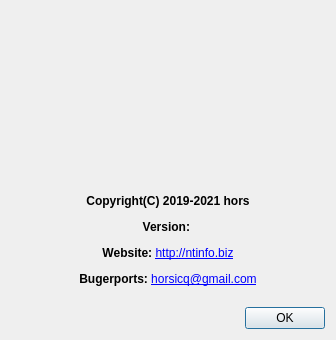
This is gui_source/dialogabout.ui in horsicq/x64dbg-Plugin-Manager as Qt 5 draws it before an edit. The edited form follows.
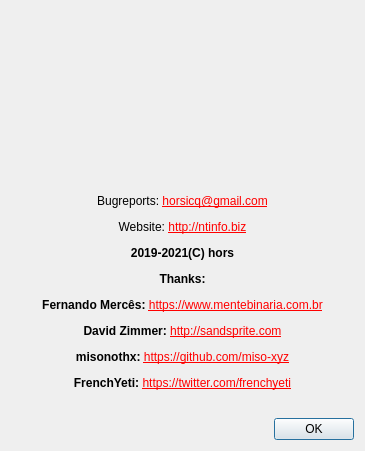
This is the edited form. Icons and pictures are not drawn.

The edit to the form file:
```diff
--- a/gui_source/dialogabout.ui
+++ b/gui_source/dialogabout.ui
@@ -9,8 +9,8 @@
    <rect>
     <x>0</x>
     <y>0</y>
-    <width>332</width>
-    <height>340</height>
+    <width>365</width>
+    <height>451</height>
    </rect>
   </property>
   <property name="windowTitle">
@@ -21,6 +21,21 @@
   </property>
   <layout class="QVBoxLayout" name="verticalLayout">
    <item>
+    <layout class="QHBoxLayout" name="horizontalLayout_2">
+     <item>
+      <spacer name="horizontalSpacer_2">
+       <property name="orientation">
+        <enum>Qt::Horizontal</enum>
+       </property>
+       <property name="sizeHint" stdset="0">
+        <size>
+         <width>40</width>
+         <height>20</height>
+        </size>
+       </property>
+      </spacer>
+     </item>
+     <item>
     <widget class="QLabel" name="labelLogo">
      <property name="minimumSize">
       <size>
@@ -52,9 +67,24 @@
     </widget>
    </item>
    <item>
+      <spacer name="horizontalSpacer_3">
+       <property name="orientation">
+        <enum>Qt::Horizontal</enum>
+       </property>
+       <property name="sizeHint" stdset="0">
+        <size>
+         <width>40</width>
+         <height>20</height>
+        </size>
+       </property>
+      </spacer>
+     </item>
+    </layout>
+   </item>
+   <item>
     <widget class="QLabel" name="labelInfo">
      <property name="text">
-      <string>&lt;html&gt;&lt;head/&gt;&lt;body&gt;&lt;p align=&quot;center&quot;&gt;&lt;span style=&quot; font-weight:600;&quot;&gt;Copyright(C) 2019-2021 hors&lt;/span&gt;&lt;/p&gt;&lt;p align=&quot;center&quot;&gt;&lt;span style=&quot; font-weight:600;&quot;&gt;Version: &lt;/span&gt;&lt;/p&gt;&lt;p align=&quot;center&quot;&gt;&lt;span style=&quot; font-weight:600;&quot;&gt;Website: &lt;/span&gt;&lt;a href=&quot;http://ntinfo.biz&quot;&gt;&lt;span style=&quot; text-decoration: underline; color:#0000ff;&quot;&gt;http://ntinfo.biz&lt;/span&gt;&lt;/a&gt;&lt;/p&gt;&lt;p align=&quot;center&quot;&gt;&lt;span style=&quot; font-weight:600;&quot;&gt;Bugerports: &lt;/span&gt;&lt;a href=&quot;mailto:horsicq@gmail.com&quot;&gt;&lt;span style=&quot; text-decoration: underline; color:#0000ff;&quot;&gt;horsicq@gmail.com&lt;/span&gt;&lt;/a&gt;&lt;/p&gt;&lt;/body&gt;&lt;/html&gt;</string>
+      <string>&lt;html&gt;&lt;head/&gt;&lt;body&gt;&lt;p align=&quot;center&quot;&gt;Bugreports: &lt;a href=&quot;mailto:horsicq@gmail.com&quot;&gt;&lt;span style=&quot; text-decoration: underline; color:#ff0000;&quot;&gt;horsicq@gmail.com&lt;/span&gt;&lt;/a&gt;&lt;/p&gt;&lt;p align=&quot;center&quot;&gt;Website: &lt;a href=&quot;http://ntinfo.biz&quot;&gt;&lt;span style=&quot; text-decoration: underline; color:#ff0000;&quot;&gt;http://ntinfo.biz&lt;/span&gt;&lt;/a&gt;&lt;/p&gt;&lt;p align=&quot;center&quot;&gt;&lt;span style=&quot; font-weight:600;&quot;&gt;2019-2021(C) hors&lt;/span&gt;&lt;/p&gt;&lt;p align=&quot;center&quot;&gt;&lt;span style=&quot; font-weight:600;&quot;&gt;Thanks:&lt;/span&gt;&lt;/p&gt;&lt;p align=&quot;center&quot;&gt;&lt;span style=&quot; font-weight:600;&quot;&gt;Fernando Mercês: &lt;/span&gt;&lt;a href=&quot;https://www.mentebinaria.com.br/&quot;&gt;&lt;span style=&quot; text-decoration: underline; color:#ff0000;&quot;&gt;https://www.mentebinaria.com.br&lt;/span&gt;&lt;/a&gt;&lt;/p&gt;&lt;p align=&quot;center&quot;&gt;&lt;span style=&quot; font-weight:600;&quot;&gt;David Zimmer: &lt;/span&gt;&lt;a href=&quot;http://sandsprite.com/&quot;&gt;&lt;span style=&quot; text-decoration: underline; color:#ff0000;&quot;&gt;http://sandsprite.com&lt;/span&gt;&lt;/a&gt;&lt;/p&gt;&lt;p align=&quot;center&quot;&gt;&lt;span style=&quot; font-weight:600;&quot;&gt;misonothx: &lt;/span&gt;&lt;a href=&quot;https://github.com/miso-xyz&quot;&gt;&lt;span style=&quot; text-decoration: underline; color:#ff0000;&quot;&gt;https://github.com/miso-xyz&lt;/span&gt;&lt;/a&gt;&lt;/p&gt;&lt;p align=&quot;center&quot;&gt;&lt;span style=&quot; font-weight:600;&quot;&gt;FrenchYeti: &lt;/span&gt;&lt;a href=&quot;https://twitter.com/frenchyeti&quot;&gt;&lt;span style=&quot; text-decoration: underline; color:#ff0000;&quot;&gt;https://twitter.com/frenchyeti&lt;/span&gt;&lt;/a&gt;&lt;/p&gt;&lt;/body&gt;&lt;/html&gt;</string>
      </property>
      <property name="openExternalLinks">
       <bool>true</bool>
```
Lines whose indentation alone changed are shown as unchanged.
